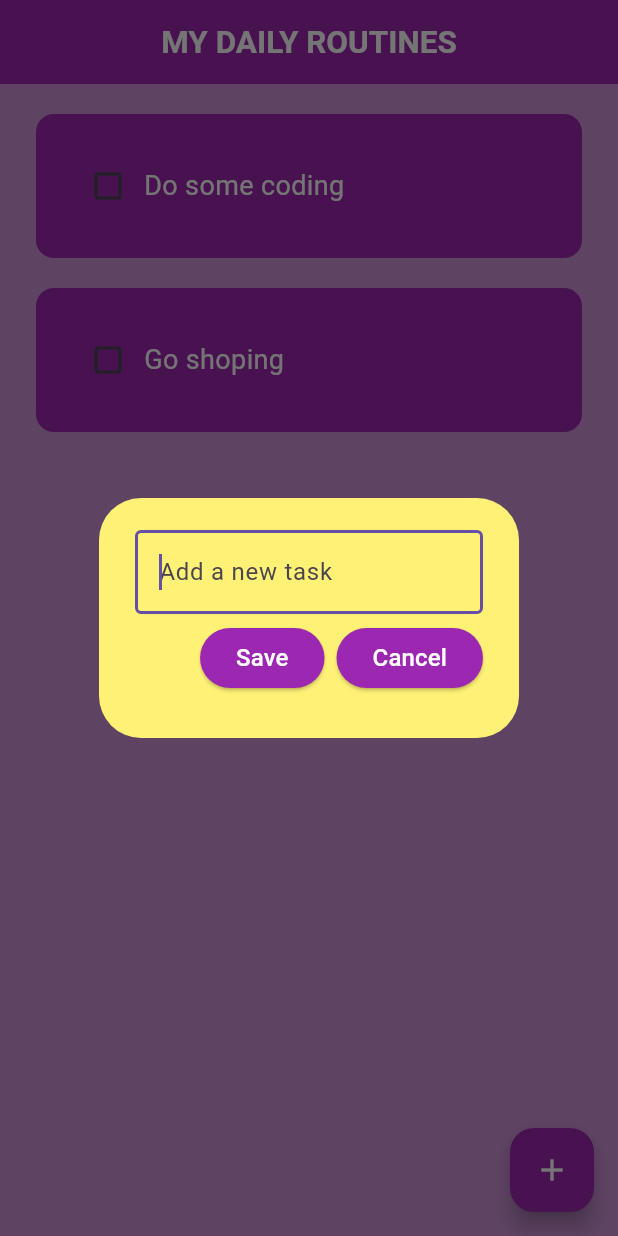
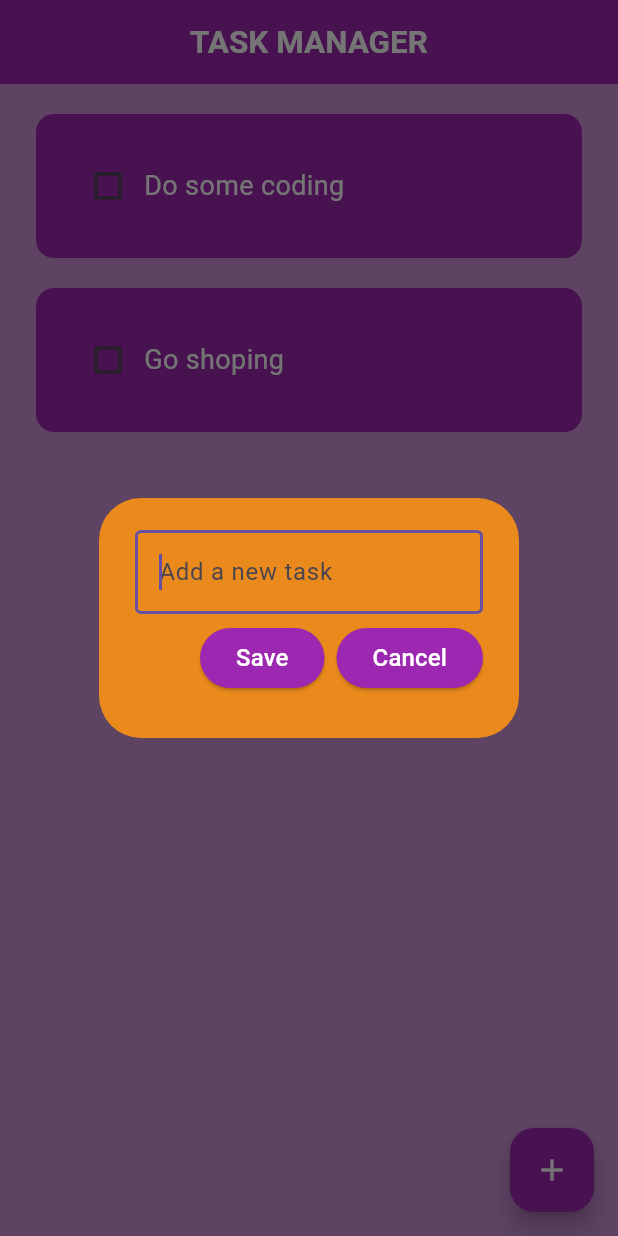
Before and after one commit to addiscodr/task-manager, a Flutter app: the screen it shows after launch, after a tap on the "add" icon, on a phone screen of 412 x 824 dp. Run offline on Flutter 3.47's test engine with Material 3 defaults, Android fonts, the phone set to English and light mode, and no system bars; drawn by our look-alikes of flutter_slidable; our stand-ins replace hive_flutter; accounts and stored records are empty.

Commit message:
Modify home_page.dart, dialog_box.dart

```diff
--- a/lib/pages/home_page.dart
+++ b/lib/pages/home_page.dart
@@ -85,7 +85,7 @@ class _HomePageState extends State<HomePage> {
         backgroundColor: Colors.purple,
         centerTitle: true,
         title: Text(
-          "MY DAILY ROUTINES",
+          "TASK MANAGER",
           style: TextStyle(
             color: Colors.white,
             fontSize: 21.0,
--- a/lib/utils/dialog_box.dart
+++ b/lib/utils/dialog_box.dart
@@ -16,7 +16,7 @@ class DialogBox extends StatelessWidget {
   @override
   Widget build(BuildContext context) {
     return AlertDialog(
-      backgroundColor: Colors.yellow[300],
+      backgroundColor: const Color.fromARGB(255, 235, 138, 28),
       content: SizedBox(
         height: 120.0,
         child: Column(
@@ -24,6 +24,7 @@ class DialogBox extends StatelessWidget {
           children: [
             // get user input
             TextField(
+              style: TextStyle(color: Colors.white),
               controller: controller,
               autofocus: true,
               decoration: InputDecoration(
```
